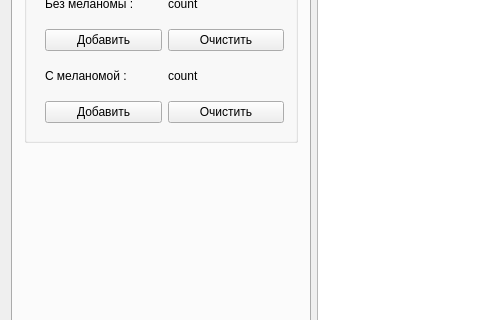
Qt form MarkAnalyzer/mainwindow.ui (relaxesemind/markAnalyzer) before a commit; both pictures show x 0 to 480 and y 141 to 461 of the 1216 by 772 pixel window.
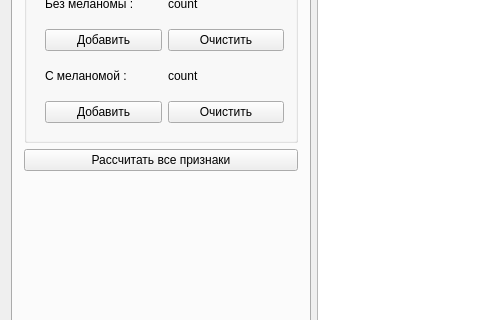
The same form after that commit. The open tabs and pages were chosen to show the change. Custom widgets are drawn as their Qt base class.

Patch:
```diff
--- a/MarkAnalyzer/mainwindow.ui
+++ b/MarkAnalyzer/mainwindow.ui
@@ -147,6 +147,13 @@
           </widget>
          </widget>
         </item>
+        <item>
+         <widget class="QPushButton" name="pushButton_5">
+          <property name="text">
+           <string>Рассчитать все признаки</string>
+          </property>
+         </widget>
+        </item>
         <item>
          <spacer name="verticalSpacer">
           <property name="orientation">
```
Left out of the diff: 2 changed lines with no effect on the pictures.
